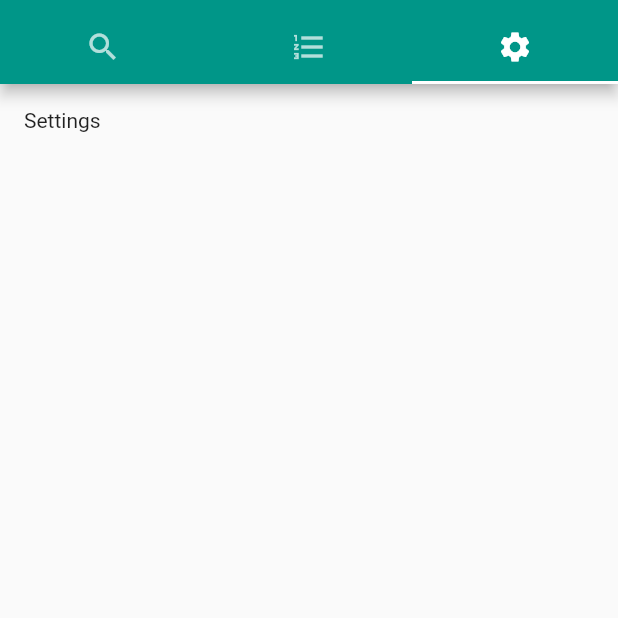
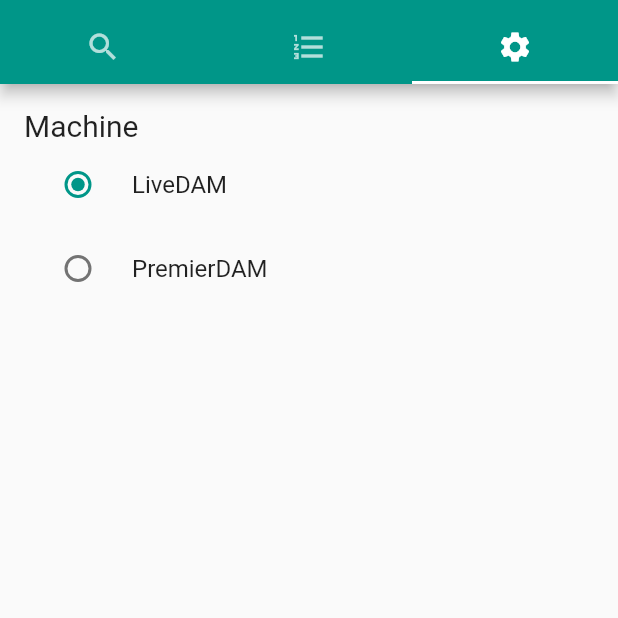
Before and after one commit to walfie/clubdarn-flutter, a Flutter app: the screen it shows after launch, tab 3 chosen, on a phone screen of 412 x 824 dp, the top half of it. Run offline on Flutter 3.47's test engine with Material 2 defaults, Android fonts, the phone set to English and light mode, and no system bars; our stand-ins replace fluro.

Commit message:
Add settings tab

```diff
--- a/lib/main.dart
+++ b/lib/main.dart
@@ -9,6 +9,7 @@ import "routes.dart";
 import "widgets/search_bar.dart";
 import "widgets/search_result.dart";
 import "widgets/search_results.dart";
+import "widgets/settings_tab.dart";
 
 class ClubDarn extends StatefulWidget {
   ClubDarn({
@@ -78,7 +79,7 @@ class _ClubDarnState extends State<ClubDarn> {
     final tabs = [
       searchTab,
       categoriesTab,
-      Text("Settings"),
+      SettingsTab(searcher: searcher),
     ].map((widget) {
       return SingleChildScrollView(
         child: Padding(padding: EdgeInsets.all(16.0), child: widget),
--- /dev/null
+++ b/lib/widgets/settings_tab.dart
@@ -0,0 +1,42 @@
+import "package:flutter/material.dart";
+
+import "../models.dart";
+import "../searcher.dart";
+
+class SettingsTab extends StatefulWidget {
+  SettingsTab({
+    @required this.searcher,
+  });
+
+  final Searcher searcher;
+
+  @override
+  _SettingsTabState createState() => _SettingsTabState();
+}
+
+class _SettingsTabState extends State<SettingsTab> {
+  Widget _radioOption(String title, String value) {
+    return RadioListTile(
+      title: Text(title),
+      value: value,
+      groupValue: widget.searcher.serialNo,
+      onChanged: (String value) {
+        setState(() {
+          widget.searcher.serialNo = value;
+        });
+      },
+    );
+  }
+
+  @override
+  Widget build(BuildContext context) {
+    return Column(
+      crossAxisAlignment: CrossAxisAlignment.start,
+      children: [
+        Text("Machine", style: const TextStyle(fontSize: 20.0)),
+        _radioOption("LiveDAM", null),
+        _radioOption("PremierDAM", "AB316238"),
+      ],
+    );
+  }
+}
```
